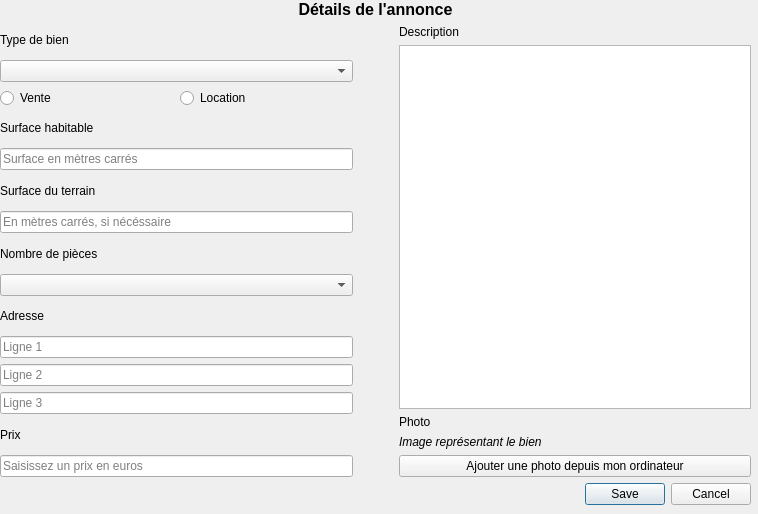
The window that annonce.ui (tonydd/IHMo) describes before a commit, drawn with Qt 5.
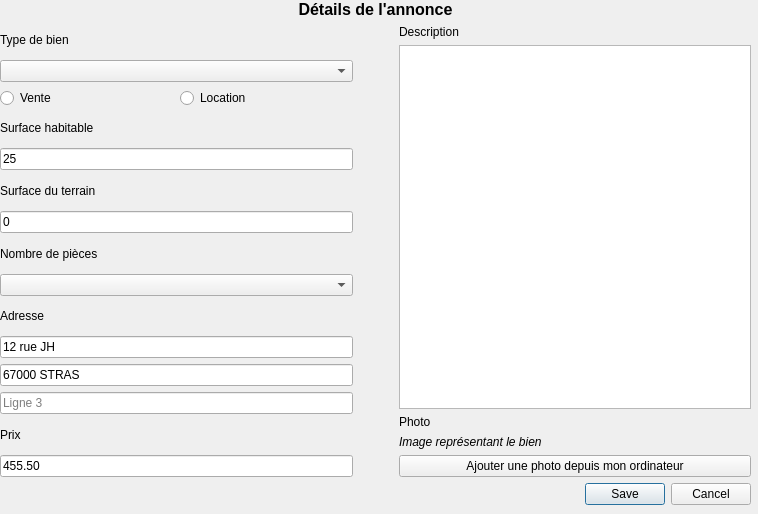
The same window after the commit.

Commit message: Add annonce + display annonces + background

What changed in the file:
```diff
--- a/annonce.ui
+++ b/annonce.ui
@@ -85,6 +85,9 @@
         </item>
         <item>
          <widget class="QLineEdit" name="txt_surface">
+          <property name="text">
+           <string>25</string>
+          </property>
           <property name="placeholderText">
            <string>Surface en mètres carrés</string>
           </property>
@@ -99,6 +102,9 @@
         </item>
         <item>
          <widget class="QLineEdit" name="txt_surface_terrain">
+          <property name="text">
+           <string>0</string>
+          </property>
           <property name="placeholderText">
            <string>En mètres carrés, si nécéssaire</string>
           </property>
@@ -127,6 +133,9 @@
         </item>
         <item>
          <widget class="QLineEdit" name="txt_addr1">
+          <property name="text">
+           <string>12 rue JH</string>
+          </property>
           <property name="placeholderText">
            <string>Ligne 1</string>
           </property>
@@ -134,6 +143,9 @@
         </item>
         <item>
          <widget class="QLineEdit" name="txt_addr2">
+          <property name="text">
+           <string>67000 STRAS</string>
+          </property>
           <property name="placeholderText">
            <string>Ligne 2</string>
           </property>
@@ -155,6 +167,9 @@
         </item>
         <item>
          <widget class="QLineEdit" name="txt_prix">
+          <property name="text">
+           <string>455.50</string>
+          </property>
           <property name="placeholderText">
            <string>Saisissez un prix en euros</string>
           </property>
```
The commit also changes 8 other files.
